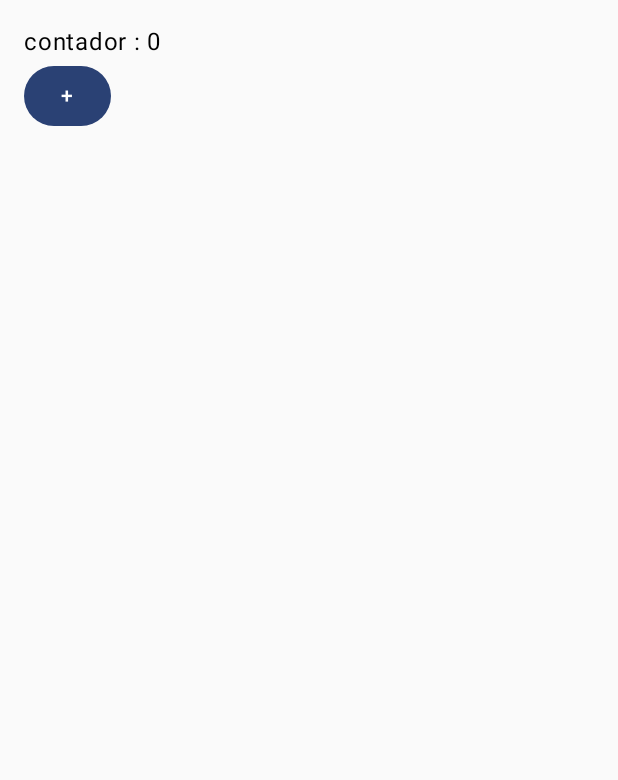
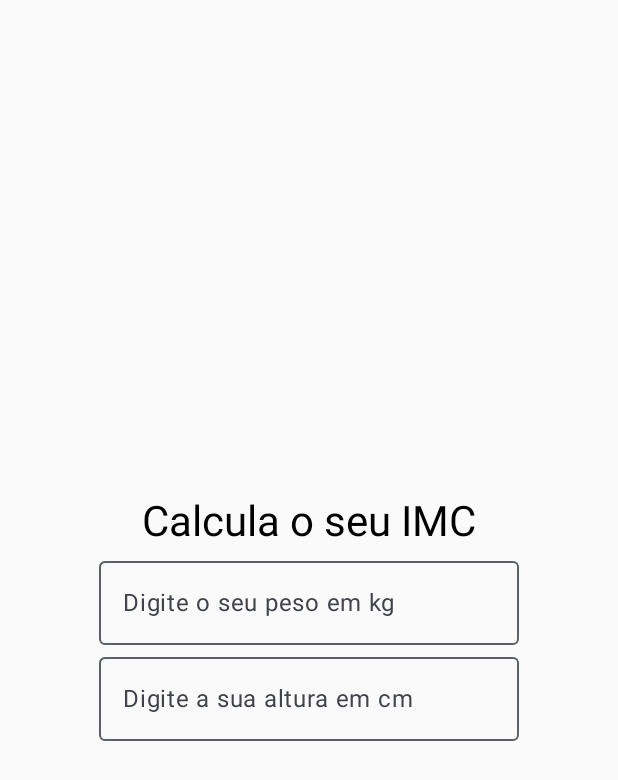
Before and after one commit to TheRomeroGuilherme/Projeto_Kotlin, an Android app built with Jetpack Compose: the screen it shows after launch (MainActivity), on a phone screen of 412 x 824 dp. Shown: the top 780 px of the screen. Run offline under Robolectric (Android 15) with nearby library versions, the phone set to English and light mode, and no system bars.

Commit message:
fazendo um calculo de imc

```diff
--- a/app/src/main/java/com/example/projetokotlin/MainActivity.kt
+++ b/app/src/main/java/com/example/projetokotlin/MainActivity.kt
@@ -9,11 +9,17 @@ import androidx.compose.foundation.gestures.snapping.SnapPosition
 import androidx.compose.foundation.layout.Arrangement
 import androidx.compose.foundation.layout.Column
 import androidx.compose.foundation.layout.Row
+import androidx.compose.foundation.layout.Spacer
 import androidx.compose.foundation.layout.fillMaxSize
+import androidx.compose.foundation.layout.height
 import androidx.compose.foundation.layout.padding
+import androidx.compose.foundation.text.KeyboardOptions
 import androidx.compose.material3.Button
+import androidx.compose.material3.MaterialTheme
+import androidx.compose.material3.OutlinedTextField
 import androidx.compose.material3.Scaffold
 import androidx.compose.material3.Text
+import androidx.compose.material3.TextField
 import androidx.compose.runtime.Composable
 import androidx.compose.runtime.getValue
 import androidx.compose.runtime.mutableStateMapOf
@@ -22,6 +28,9 @@ import androidx.compose.runtime.remember
 import androidx.compose.runtime.setValue
 import androidx.compose.ui.Alignment
 import androidx.compose.ui.Modifier
+import androidx.compose.ui.layout.HorizontalAlignmentLine
+import androidx.compose.ui.text.input.KeyboardType
+import androidx.compose.ui.text.input.TextFieldValue
 import androidx.compose.ui.tooling.preview.Preview
 import androidx.compose.ui.unit.dp
 import com.example.projetokotlin.ui.theme.ProjetoKotlinTheme
@@ -32,15 +41,54 @@ class MainActivity : ComponentActivity() {
         enableEdgeToEdge()
         setContent {
             ProjetoKotlinTheme {
-                Greeting()
+                //Greeting()
+                App()
             }
         }
     }
 }
 
-@SuppressLint("RememberReturnType")
 @Composable
-fun Greeting() {
+fun App(){
+    var peso by remember { mutableStateOf(TextFieldValue("")) }
+    var altura by remember { mutableStateOf(TextFieldValue("")) }
+    var resultado by remember { mutableStateOf("") }
+
+    Column(modifier = Modifier.fillMaxSize().padding(16.dp),
+        verticalArrangement = Arrangement.Center,
+        horizontalAlignment = Alignment.CenterHorizontally
+        ) {
+            Text("Calcula o seu IMC", style = MaterialTheme.typography.headlineMedium)
+        //input do peso
+        OutlinedTextField(
+            value = peso,
+            onValueChange = {peso = it},
+            label =  { Text("Digite o seu peso em kg") },
+            keyboardOptions = KeyboardOptions(keyboardType = KeyboardType.Number)
+
+        )
+        //input da altura
+        OutlinedTextField(
+            value = altura,
+            onValueChange = {altura = it},
+            label =  { Text("Digite a sua altura em cm") },
+            keyboardOptions = KeyboardOptions(keyboardType = KeyboardType.Number)
+        )
+    }
+
+}
+
+@Preview(showBackground = true)
+@Composable
+fun GreetingPreview() {
+    ProjetoKotlinTheme {
+        App()
+    }
+}
+
+//@SuppressLint("RememberReturnType")
+//@Composable
+//fun Greeting() {
 //    Text(
 //        text = "Hello!",
 //    )
@@ -58,21 +106,12 @@ fun Greeting() {
 //        Text("Construindo o primeiro app");
 //        Text(" Esse é meu app!!");
 //    }
-
-    var contador by remember { mutableStateOf(0) }
-
-    Column (modifier = Modifier.fillMaxSize().padding(16.dp), ){
-        Text("contador : ${contador}")
-        Button(onClick = {contador++}){
-            Text("+")
-        }
-    }
-}
-
-@Preview(showBackground = true)
-@Composable
-fun GreetingPreview() {
-    ProjetoKotlinTheme {
-        Greeting()
-    }
-}
+//    var contador by remember { mutableStateOf(0) }
+//
+//    Column (modifier = Modifier.fillMaxSize().padding(16.dp), ){
+//        Text("contador : ${contador}")
+//        Button(onClick = {contador++}){
+//            Text("+")
+//        }
+//    }
+//}
```
Also changed, not shown: 1 other file.
